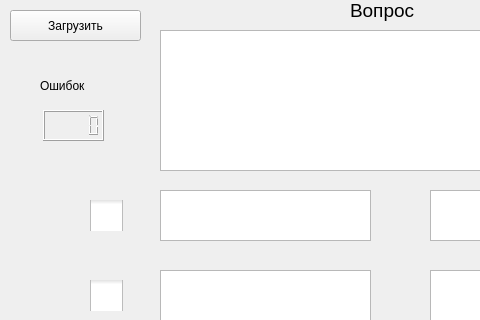
Qt form ui/exam.ui (Sandsto/Exam_desktopapp) before a commit; both pictures show x 0 to 480 and y 0 to 320 of the 800 by 624 pixel window.
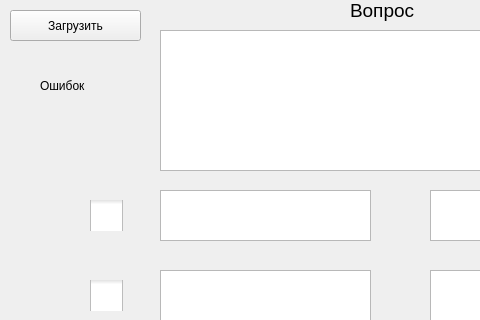
The same form after that commit.

Commit message: Закончил режим студента

The edit to the form file:
```diff
--- a/ui/exam.ui
+++ b/ui/exam.ui
@@ -185,20 +185,6 @@
      </rect>
     </property>
    </widget>
-   <widget class="QLCDNumber" name="lcdNumber">
-    <property name="geometry">
-     <rect>
-      <x>43</x>
-      <y>110</y>
-      <width>61</width>
-      <height>31</height>
-     </rect>
-    </property>
-    <property name="styleSheet">
-     <string notr="true">font: 12pt &quot;Sans Serif&quot;;
-color: rgb(0, 0, 0);</string>
-    </property>
-   </widget>
    <widget class="QLabel" name="label_3">
     <property name="geometry">
      <rect>
```
The commit also changes 2 other files.
